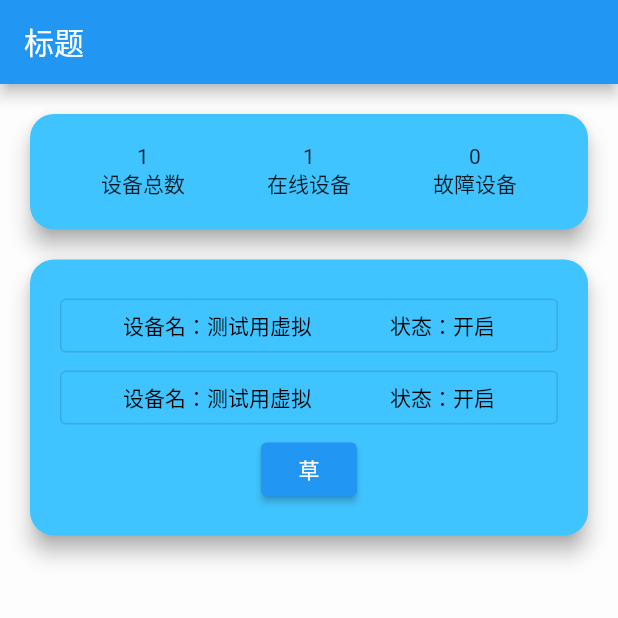
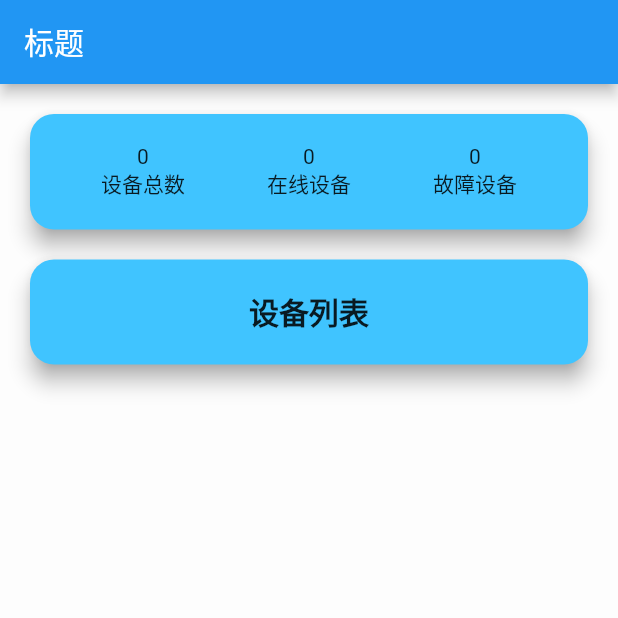
Before and after one commit to sdadgz/dmp_flutter, a Flutter app: the screen it shows after launch, on a phone screen of 412 x 824 dp, the top half of it. Run offline on Flutter 3.47's test engine with Material 2 defaults, Android fonts, the phone set to English and light mode, and no system bars; our stand-ins replace go_router, logger; missing offline and left inert: udp.

Commit message:
动态显示两个数据

```diff
--- a/lib/compoments/common/udp.dart
+++ b/lib/components/common/udp.dart
@@ -1,6 +1,6 @@
 import 'dart:io';
 
-import 'package:demo/compoments/common/log.dart';
+import 'package:demo/components/common/log.dart';
 import 'package:udp/udp.dart';
 
 class Udp {
@@ -16,8 +16,11 @@ class Udp {
     sender.close();
   }
 
+
   // 接收信息
   static void receive(Function callback) {
+    Log.info("开始接收udp数据");
+
     RawDatagramSocket.bind(InternetAddress.anyIPv4, receiverPort)
         .then((RawDatagramSocket udpSocket) {
       udpSocket.broadcastEnabled = true;
--- a/lib/compoments/dmp/dmp_button.dart
+++ b/lib/components/dmp/dmp_button.dart
@@ -1,6 +1,6 @@
 import 'dart:math';
 
-import 'package:demo/compoments/common/udp.dart';
+import 'package:demo/components/common/udp.dart';
 import 'package:flutter/material.dart';
 
 class UdpButtonFul extends StatefulWidget {
--- a/lib/compoments/home/constant.dart
+++ b/lib/components/home/constant.dart
@@ -22,7 +22,15 @@ String getDevicesState(int stateCode) {
 
 // 设备
 class Devices {
-  int nameCode = 0;
-  int state = 0;
-  String serialNumber = "44d402b4-b797-4071-9a0e-701f035fbe3e";
+  Devices({
+    this.uri = "/",
+    this.nameCode = 0,
+    this.state = 0,
+    this.serialNumber = "44d402b4-b797-4071-9a0e-701f035fbe3e",
+  });
+
+  final String uri; // 路径
+  final int nameCode; // 代码
+  final int state; // 状态
+  final String serialNumber; // uuid
 }
--- a/lib/compoments/home/devices_info.dart
+++ b/lib/components/home/devices_info.dart
@@ -1,4 +1,4 @@
-import 'package:demo/compoments/home/constant.dart';
+import 'package:demo/components/home/constant.dart';
 import 'package:flutter/material.dart';
 
 // 设备在线信息
--- a/lib/pages/home.dart
+++ b/lib/pages/home.dart
@@ -1,10 +1,15 @@
-import 'package:demo/compoments/common/card.dart';
-import 'package:demo/compoments/common/log.dart';
-import 'package:demo/compoments/common/udp.dart';
-import 'package:demo/compoments/dmp/dmp_button.dart';
-import 'package:demo/compoments/home/devices_info.dart';
+import 'dart:convert';
+
+import 'package:demo/components/common/card.dart';
+import 'package:demo/components/common/log.dart';
+import 'package:demo/components/common/udp.dart';
+import 'package:demo/components/dmp/dmp_button.dart';
+import 'package:demo/components/home/devices_info.dart';
 import 'package:demo/pages/dmp.dart';
 import 'package:flutter/material.dart';
+import 'package:go_router/go_router.dart';
+
+import '../components/home/constant.dart';
 
 class Home extends StatefulWidget {
   const Home({Key? key, this.title = "标题"}) : super(key: key);
@@ -16,6 +21,35 @@ class Home extends StatefulWidget {
 }
 
 class _HomeState extends State<Home> {
+  // 存放设备列表
+  List<Devices> devicesList = [];
+
+  // 获取在线设备等
+  List<Widget> _getDevicesInfo() {
+    List<Widget> res = [];
+    res.add(DevicesInfo(count: devicesList.length, label: "设备总数"));
+    res.add(DevicesInfo(
+        count: devicesList.where((element) => element.state == 1).length,
+        label: "在线设备"));
+    res.add(DevicesInfo(
+        count: devicesList.where((element) => element.state != 1).length,
+        label: "故障设备"));
+    return res;
+  }
+
+  // 获取设备列表
+  List<DevicesDetails> _getDevicesList() {
+    List<DevicesDetails> res = [];
+    setState(() {
+      List<DevicesDetails> list = devicesList
+          .map((e) =>
+              DevicesDetails(nameCode: e.nameCode, devicesState: e.state))
+          .toList();
+      res.addAll(list);
+    });
+    return res;
+  }
+
   @override
   Widget build(BuildContext context) {
     return MaterialApp(
@@ -30,26 +64,24 @@ class _HomeState extends State<Home> {
                 SCard(
                   child: Row(
                     mainAxisAlignment: MainAxisAlignment.spaceAround,
-                    children: const [
-                      // todo udp获取数据
-                      DevicesInfo(count: 1, label: "设备总数"),
-                      DevicesInfo(count: 1, label: "在线设备"),
-                      DevicesInfo(count: 0, label: "故障设备"),
+                    children: [
+                      // udp获取数据
+                      ..._getDevicesInfo()
                     ],
                   ),
                 ),
                 SCard(
                   child: Column(
                     children: [
-                      // todo udp获取数据
-                      const DevicesDetails(nameCode: 0, devicesState: 1),
-                      const DevicesDetails(nameCode: 0, devicesState: 1),
-                      ElevatedButton(
-                        onPressed: () async {
-                          Udp.receive(() {});
-                        },
-                        child: const Text("草"),
-                      )
+                      // udp获取数据
+                      const Text(
+                        "设备列表",
+                        style: TextStyle(
+                          fontWeight: FontWeight.bold,
+                          fontSize: 20,
+                        ),
+                      ),
+                      ..._getDevicesList(),
                     ],
                   ),
                 ),
@@ -62,5 +94,39 @@ class _HomeState extends State<Home> {
   @override
   void initState() {
     super.initState();
+    // 监听 /heartbeat
+    Udp.receive((str) {
+      setState(() {
+        var map = jsonDecode(str);
+        switch (map["uri"]) {
+          case "/heartbeat":
+            // 心跳
+
+            // 实例化设备
+            Devices devices = Devices(
+              uri: map["uri"],
+              nameCode: map["nameCode"],
+              state: map["state"],
+              serialNumber: map["serialNumber"],
+            );
+
+            // 加进去
+            bool flag = true;
+            for (var element in devicesList) {
+              if (element.serialNumber == devices.serialNumber) {
+                flag = false;
+                break;
+              } // todo 相同应该覆盖，懒，不想写了
+            }
+            if (flag) {
+              devicesList.add(devices);
+            }
+
+            break;
+          default:
+            Log.warn("非法的请求");
+        }
+      });
+    });
   }
 }
```
Also changed, not shown: lib/pages/dmp.dart (+4 -4 lines), lib/components/common/card.dart (renamed from lib/compoments/common/card.dart), lib/components/common/log.dart (renamed from lib/compoments/common/log.dart), lib/components/dmp/constant.dart (renamed from lib/compoments/dmp/constant.dart), 2 other files.
